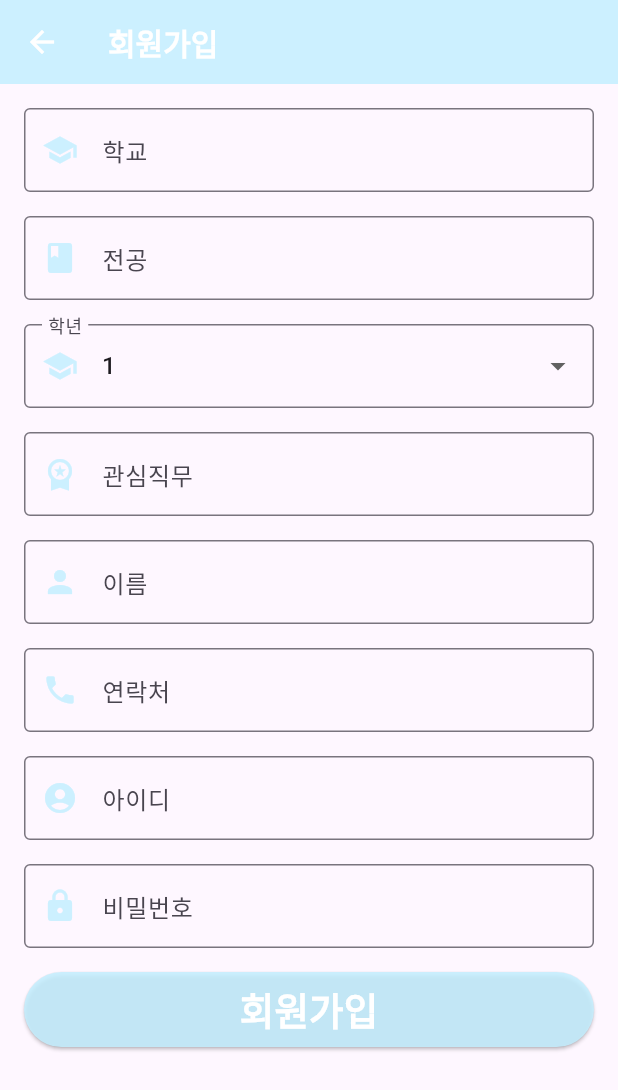
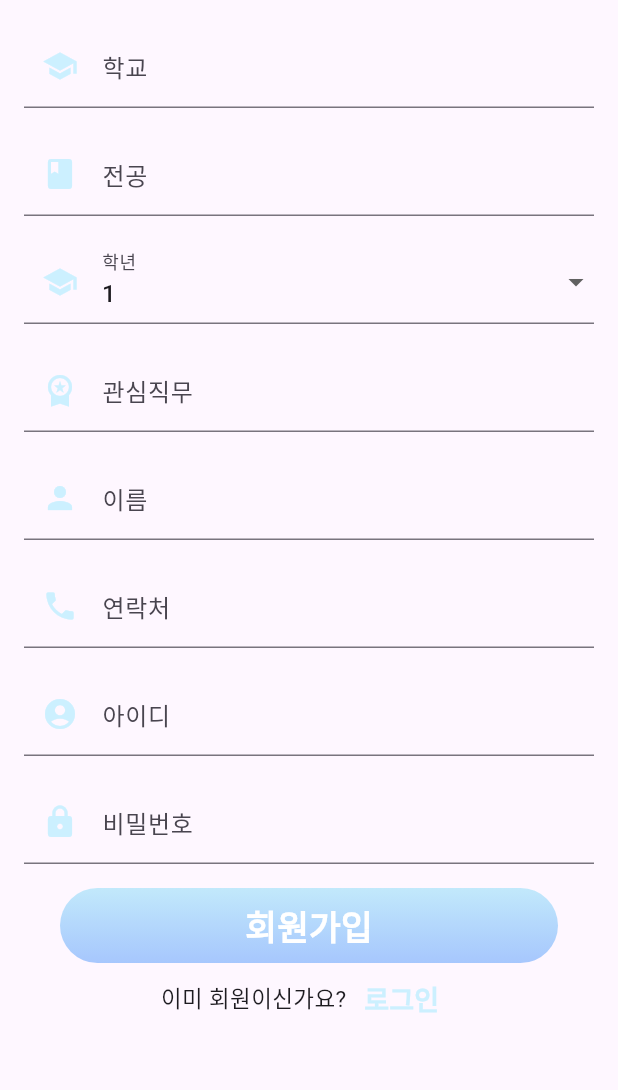
Before and after one commit to kau-qj/realfrontend, a Flutter app: the SignupPage screen opened directly, on a phone screen of 412 x 824 dp. Shown: the top 1090 px of the screen. Run offline on Flutter 3.47's test engine with Material 3 defaults, Android fonts, the phone set to English and light mode, and no system bars; our stand-ins replace carousel_slider, flutter_spinkit, flutter_svg; missing offline and left inert: flutter_inner_shadow; network calls fail.

Commit message:
회원가입 ui와 통신 성공

```diff
--- a/lib/login_page/signup_page.dart
+++ b/lib/login_page/signup_page.dart
@@ -3,7 +3,7 @@ import 'package:flutter/material.dart';
 import 'package:http/http.dart' as http;
 
 // 사용자 등록을 처리하는 비동기 함수 정의
-Future<String> User(String userId, String userPw, String grade, String major, String phonenumber, String school, String jobname) async {
+Future<String> User(String userId, String userPw, String grade, String major, String phoneNum, String school, String jobName) async {
   try {
     // 서버의 기본 URL 및 엔드포인트 정의
     final baseUrl = "https://kauqj.shop";
@@ -24,9 +24,9 @@ Future<String> User(String userId, String userPw, String grade, String major, St
         'userPw': userPw,
         'grade': grade,
         'major': major,
-        'phonenumber': phonenumber,
+        'phoneNum': phoneNum,
         'school': school,
-        'jobname': jobname
+        'jobName': jobName
       }),
     );
     // 요청이 성공적으로 이루어졌는지 확인 (상태 코드 200)
@@ -63,27 +63,6 @@ class _SignupPageState extends State<SignupPage> {
   @override
   Widget build(BuildContext context) {
     return Scaffold(
-      appBar: AppBar(
-        backgroundColor: primaryColor,
-        title: Text(
-          '회원가입',
-          style: TextStyle(
-            fontWeight: FontWeight.bold,
-            fontSize: 20, // 글씨 크기 조절
-            color: Colors.white, // 텍스트 색상 흰색으로 변경
-          ),
-        ),
-        // 왼쪽 상단에 뒤로가기 버튼 추가
-        leading: IconButton(
-          icon: Icon(
-            Icons.arrow_back,
-            color: Colors.white,
-          ),
-          onPressed: () {
-            Navigator.pop(context);
-          },
-        ),
-      ),
       body: Padding(
         padding: const EdgeInsets.all(16.0),
         child: ListView(
@@ -92,7 +71,7 @@ class _SignupPageState extends State<SignupPage> {
               controller: _schoolController,
               decoration: InputDecoration(
                 labelText: '학교',
-                border: OutlineInputBorder(),
+                border: UnderlineInputBorder(),
                 prefixIcon: Icon(Icons.school, color: primaryColor),
               ),
             ),
@@ -101,7 +80,7 @@ class _SignupPageState extends State<SignupPage> {
               controller: _majorController,
               decoration: InputDecoration(
                 labelText: '전공',
-                border: OutlineInputBorder(),
+                border: UnderlineInputBorder(),
                 prefixIcon: Icon(Icons.book, color: primaryColor),
               ),
             ),
@@ -121,7 +100,7 @@ class _SignupPageState extends State<SignupPage> {
               },
               decoration: InputDecoration(
                 labelText: '학년',
-                border: OutlineInputBorder(),
+                border: UnderlineInputBorder(),
                 prefixIcon: Icon(Icons.school, color: primaryColor),
               ),
             ),
@@ -130,7 +109,7 @@ class _SignupPageState extends State<SignupPage> {
               controller: _interestController,
               decoration: InputDecoration(
                 labelText: '관심직무',
-                border: OutlineInputBorder(),
+                border: UnderlineInputBorder(),
                 prefixIcon: Icon(Icons.workspace_premium, color: primaryColor),
               ),
             ),
@@ -139,7 +118,7 @@ class _SignupPageState extends State<SignupPage> {
               controller: _nameController,
               decoration: InputDecoration(
                 labelText: '이름',
-                border: OutlineInputBorder(),
+                border: UnderlineInputBorder(),
                 prefixIcon: Icon(Icons.person, color: primaryColor),
               ),
             ),
@@ -148,7 +127,7 @@ class _SignupPageState extends State<SignupPage> {
               controller: _contactController,
               decoration: InputDecoration(
                 labelText: '연락처',
-                border: OutlineInputBorder(),
+                border: UnderlineInputBorder(),
                 prefixIcon: Icon(Icons.phone, color: primaryColor),
               ),
             ),
@@ -157,7 +136,7 @@ class _SignupPageState extends State<SignupPage> {
               controller: _userIdController,
               decoration: InputDecoration(
                 labelText: '아이디',
-                border: OutlineInputBorder(),
+                border: UnderlineInputBorder(),
                 prefixIcon: Icon(Icons.account_circle, color: primaryColor),
               ),
             ),
@@ -166,7 +145,7 @@ class _SignupPageState extends State<SignupPage> {
               controller: _passwordController,
               decoration: InputDecoration(
                 labelText: '비밀번호',
-                border: OutlineInputBorder(),
+                border: UnderlineInputBorder(),
                 prefixIcon: Icon(Icons.lock, color: primaryColor),
               ),
               obscureText: true,
@@ -174,7 +153,6 @@ class _SignupPageState extends State<SignupPage> {
             const SizedBox(height: 16.0),
             ElevatedButton(
               onPressed: () async {
-                // 사용자가 입력한 정보 수집
                 String school = _schoolController.text;
                 String major = _majorController.text;
                 String year = _year;
@@ -184,7 +162,6 @@ class _SignupPageState extends State<SignupPage> {
                 String userId = _userIdController.text;
                 String userPw = _passwordController.text;
 
-                // 각 필드가 비어있는지 확인
                 if (school.isEmpty ||
                     major.isEmpty ||
                     year.isEmpty ||
@@ -197,7 +174,6 @@ class _SignupPageState extends State<SignupPage> {
                   return;
                 }
 
-                // 사용자 등록 함수 호출
                 String result = await User(
                   userId,
                   userPw,
@@ -209,7 +185,6 @@ class _SignupPageState extends State<SignupPage> {
                 );
 
                 if (result == '회원가입 성공') {
-                  // 회원가입 정보 출력
                   print('회원가입 정보: ');
                   print('학교: $school');
                   print('전공: $major');
@@ -220,26 +195,60 @@ class _SignupPageState extends State<SignupPage> {
                   print('아이디: $userId');
                   print('비밀번호: $userPw');
 
-                  // 회원가입 성공 후 로그인 화면으로 이동
                   Navigator.pushReplacementNamed(context, '/login');
                 }
 
                 print(result);
               },
               style: ElevatedButton.styleFrom(
-                primary: primaryColor,
-                onPrimary: Colors.white, // 글씨 색상 추가
-                minimumSize: Size(double.infinity, 50),
+                primary: Colors.transparent,
+                shadowColor: Colors.transparent,
                 shape: RoundedRectangleBorder(
                   borderRadius: BorderRadius.circular(30.0),
                 ),
               ),
-              child: const Text(
-                '회원가입',
-                style: TextStyle(
-                  fontSize: 25,
-                  fontWeight: FontWeight.bold,
+              child: DecoratedBox(
+                decoration: BoxDecoration(
+                  borderRadius: BorderRadius.circular(30.0),
+                  gradient: LinearGradient(
+                    begin: Alignment.topCenter,
+                    end: Alignment.bottomCenter,
+                    colors: [
+                      Color.fromRGBO(194, 233, 251, 1),
+                      Color.fromRGBO(161, 196, 253, 0.94),
+                    ],
+                  ),
                 ),
+                child: Container(
+                  width: double.infinity,
+                  height: 50,
+                  alignment: Alignment.center,
+                  child: const Text(
+                    '회원가입',
+                    style: TextStyle(fontSize: 23, fontWeight: FontWeight.bold, color: Colors.white),
+                  ),
+                ),
+              ),
+            ),
+            const SizedBox(height: 0.0),
+            Center(
+              child: Row(
+                mainAxisAlignment: MainAxisAlignment.center,
+                children: [
+                  const Text('이미 회원이신가요?', style: TextStyle(fontSize: 15)),
+                  TextButton(
+                    onPressed: () {
+                      Navigator.pushNamed(context, '/login');
+                    },
+                    child: const Text(
+                      '로그인',
+                      style: TextStyle(fontSize: 18, fontWeight: FontWeight.bold),
+                    ),
+                    style: TextButton.styleFrom(
+                      primary: primaryColor,
+                    ),
+                  ),
+                ],
               ),
             ),
           ],
@@ -248,7 +257,6 @@ class _SignupPageState extends State<SignupPage> {
     );
   }
 
-  // 알림 창을 띄우는 함수
   void _showAlertDialog(String title, String content) {
     showDialog(
       context: context,
```
Also changed, not shown: lib/login_page/loginapi.dart (deleted, +0 -222 lines), lib/login_page/signupapi.dart (deleted, +0 -19 lines).
